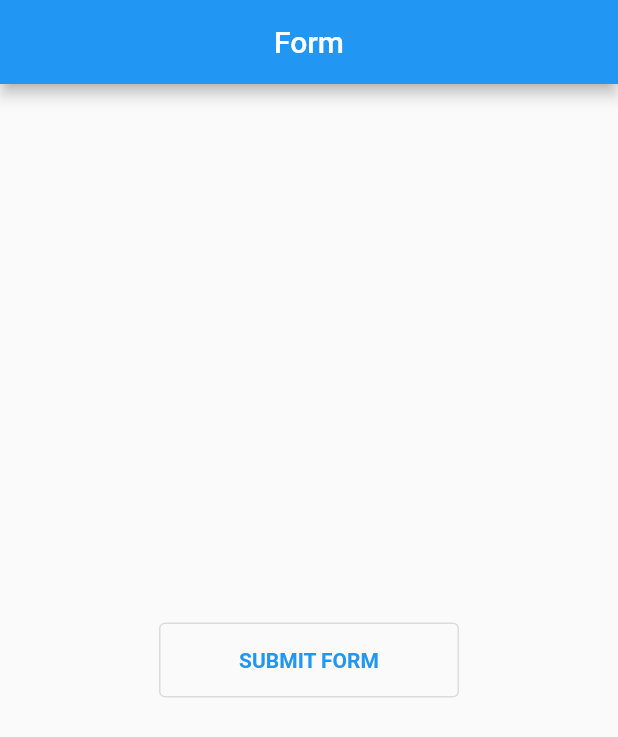
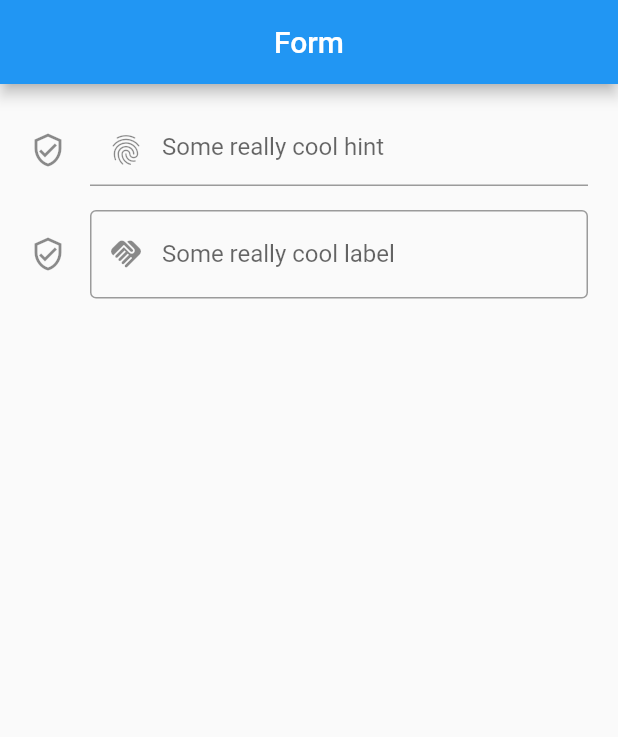
Before and after one commit to shinmantis/CodingWithT, a Flutter app: the screen it shows after launch, on a phone screen of 412 x 824 dp. Shown: the top 737 px of the screen. Run offline on Flutter 3.47's test engine with Material 2 defaults, Android fonts, the phone set to English and light mode, and no system bars; our stand-ins replace font_awesome_flutter; missing offline and left inert: dart:ffi.

Commit message:
Coding with T, Section 3.3 TextField/TextFormField Part 1

```diff
--- a/lib/main.dart
+++ b/lib/main.dart
@@ -29,6 +29,9 @@ void main() => runApp(CTStatelessClass());
 //https://stackoverflow.com/questions/69698548/how-to-redraw-only-single-widget-in-flutter
 //https://docs.flutter.dev/cookbook/navigation/navigate-with-arguments
 //https://blog.logrocket.com/understanding-flutter-navigation-routing/
+//https://docs.flutter.dev/cookbook/persistence/sqlite
+//https://blog.logrocket.com/choosing-right-database-flutter-application/
+//https://medium.com/dhiwise/how-to-choose-right-flutter-database-a1f35237a7f9
 
 class CTStatelessClass extends StatelessWidget {
   const CTStatelessClass({super.key});
--- a/lib/screens/FormNav.dart
+++ b/lib/screens/FormNav.dart
@@ -16,8 +16,31 @@ class _MyFormState extends State<MyForm> {
         title: const Text("Form"),
         centerTitle: true,
       ),
-      body: Center(
-        child: OutlinedButton(
+      body: Container(
+        padding: EdgeInsets.all(20.00),
+        child: ListView(
+          children: [
+            TextField(
+                decoration: InputDecoration(
+                    hintText: "Some really cool hint",
+                    icon: Icon(Icons.verified_user_outlined),
+                    prefixIcon: Icon(Icons.fingerprint))),
+            Text(""),
+            TextFormField(
+              decoration: InputDecoration(
+                  labelText: "Some really cool label",
+                  icon: Icon(Icons.verified_user_outlined),
+                  border: OutlineInputBorder(),
+                  prefixIcon: Icon(Icons.handshake)),
+            ),
+          ],
+        ),
+      ),
+    );
+  }
+
+  OutlinedButton myBtn(BuildContext context) {
+    return OutlinedButton(
       style: OutlinedButton.styleFrom(
         minimumSize: const Size(200, 50),
       ),
@@ -35,8 +58,6 @@ class _MyFormState extends State<MyForm> {
           ),
         );
       },
-        ),
-      ),
     );
   }
 }
```
Lines whose indentation alone changed are shown as unchanged.
